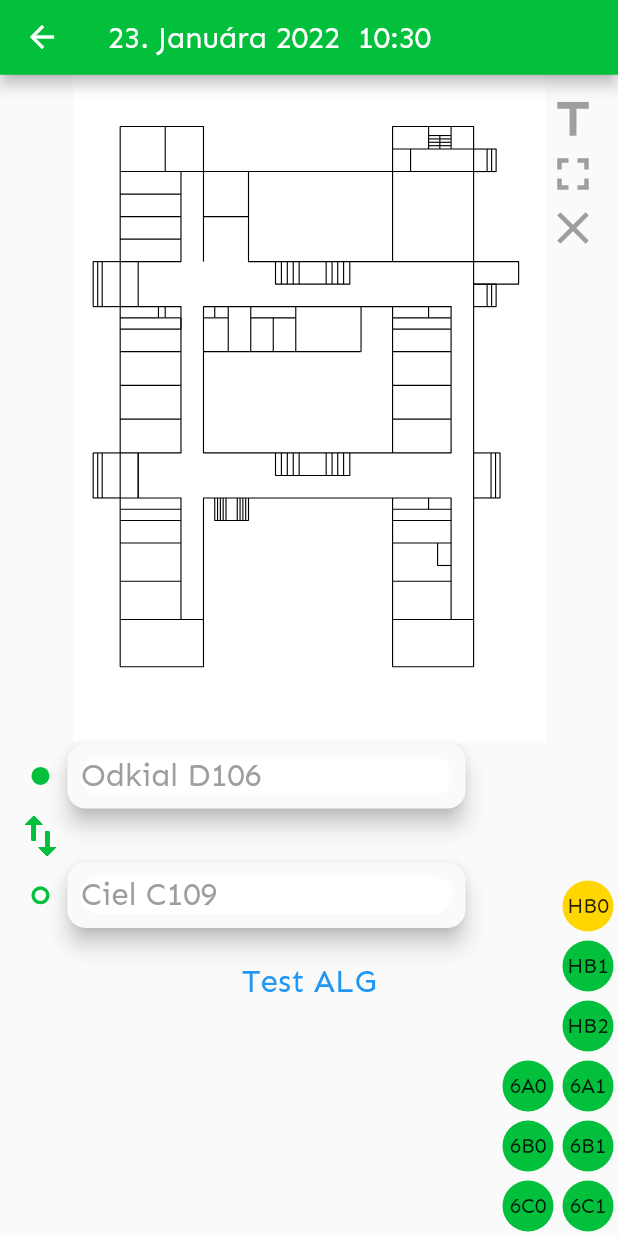
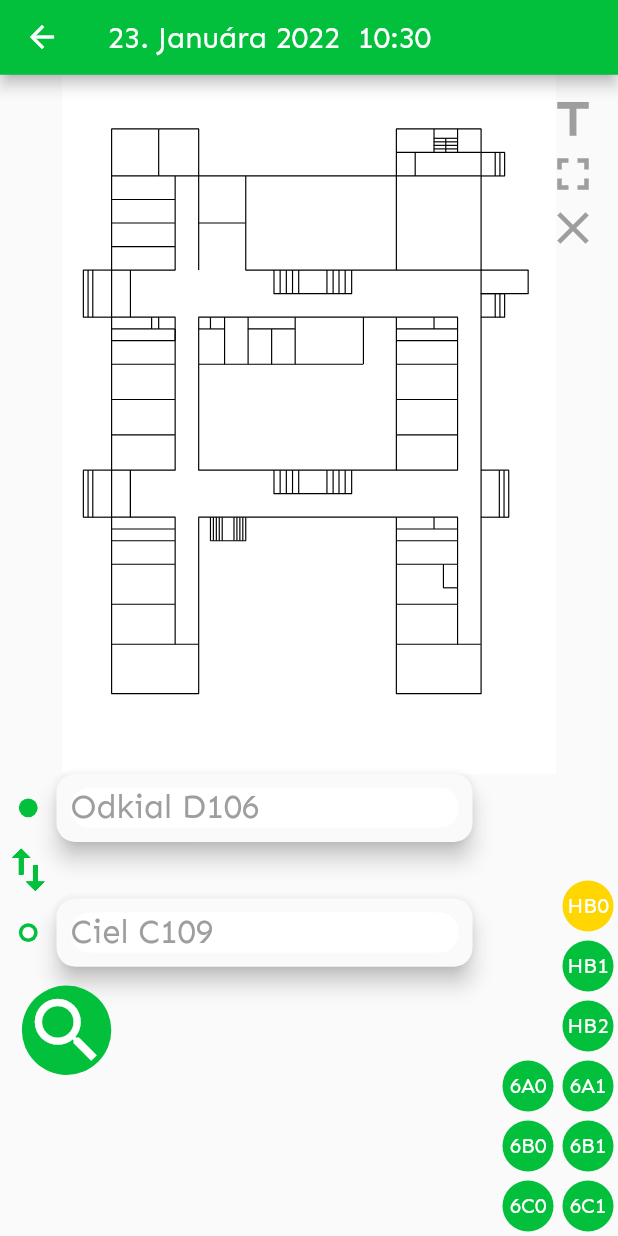
Before and after one commit to Moreplavec64/kop_spse, a Flutter app: the MapScreen screen opened by its route, on a phone screen of 412 x 824 dp. Run offline on Flutter 3.47's test engine with Material 2 defaults, Android fonts, the phone set to English and light mode, and no system bars; our stand-ins replace cloud_firestore, firebase_auth, firebase_core, flutter_svg, google_sign_in; missing offline and left inert: dijkstra, patterns_canvas; accounts and stored records are empty.

Commit message:
(+) nav search button

```diff
--- a/lib/widgets/appbar.dart
+++ b/lib/widgets/appbar.dart
@@ -1,11 +1,10 @@
 import 'dart:async';
-
 import 'package:flutter/material.dart';
 import 'package:intl/intl.dart';
-import 'package:kop_spse/main.dart';
+import 'package:provider/provider.dart';
+
 import 'package:kop_spse/providers/edupage.dart';
 import 'package:kop_spse/utils/formatters.dart';
-import 'package:provider/provider.dart';
 
 class CustomAppBar extends StatefulWidget with PreferredSizeWidget {
   const CustomAppBar({
--- a/lib/widgets/map_screen_widgets/map_widget.dart
+++ b/lib/widgets/map_screen_widgets/map_widget.dart
@@ -18,7 +18,7 @@ class MapWidget extends StatelessWidget {
   Widget build(BuildContext context) {
     return SizedBox(
       width: size.width,
-      height: size.height * 9 / 10,
+      // height: size.height * .95,
       child: FittedBox(
         child: Column(
           crossAxisAlignment: CrossAxisAlignment.center,
@@ -54,12 +54,34 @@ class MapWidget extends StatelessWidget {
             Padding(
                 padding: EdgeInsets.only(right: size.width * .15),
                 child: NavigationSearchWidget()),
-            TextButton(
-                onPressed: () {
-                  final x = Provider.of<MapProvider>(context, listen: false);
-                  x.createRoute(x.getOdkial, x.getKam);
-                },
-                child: Text('Test ALG')),
+            Padding(
+              padding: EdgeInsets.only(right: size.width * .5, top: 8),
+              child: Tooltip(
+                message: 'Vyhľadať trasu',
+                child: InkWell(
+                  borderRadius: BorderRadius.all(Radius.circular(16)),
+                  splashColor: Theme.of(context).primaryColor.withOpacity(.65),
+                  onTap: () {
+                    final x = Provider.of<MapProvider>(context, listen: false);
+                    x.createRoute(x.getOdkial, x.getKam);
+                  },
+                  child: Stack(
+                    alignment: Alignment.center,
+                    children: [
+                      CircleAvatar(
+                        backgroundColor: Theme.of(context).primaryColor,
+                        radius: 19,
+                      ),
+                      Icon(
+                        Icons.search,
+                        size: 36,
+                        color: Colors.white,
+                      ),
+                    ],
+                  ),
+                ),
+              ),
+            ),
           ],
         ),
       ),
--- a/lib/widgets/map_screen_widgets/podlazie_button.dart
+++ b/lib/widgets/map_screen_widgets/podlazie_button.dart
@@ -33,6 +33,7 @@ class MapPodlazieButton extends StatelessWidget {
         child: Text(
           title,
           textAlign: TextAlign.center,
+          style: TextStyle(color: Colors.white),
         ),
       ),
     );
```
